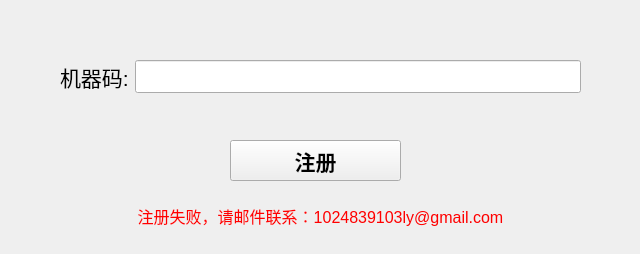
Above: ui/register.ui from LY102483/jd_kill before the change. Below: the same form after it.
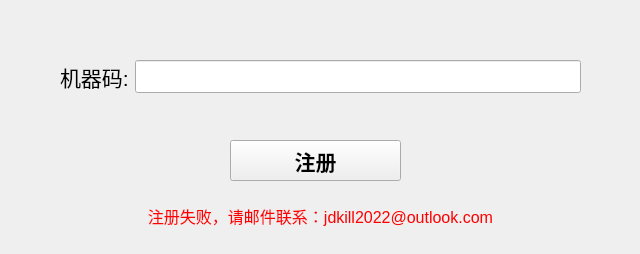
That is the form after the change.

Patch:
```diff
--- a/ui/register.ui
+++ b/ui/register.ui
@@ -93,7 +93,7 @@
     <string notr="true">color: rgb(255, 0, 0);</string>
    </property>
    <property name="text">
-    <string>注册失败，请邮件联系：1024839103ly@gmail.com</string>
+    <string>注册失败，请邮件联系：jdkill2022@outlook.com</string>
    </property>
    <property name="alignment">
     <set>Qt::AlignCenter</set>
```
Left out of the diff: 2 changed lines with no effect on the pictures.
